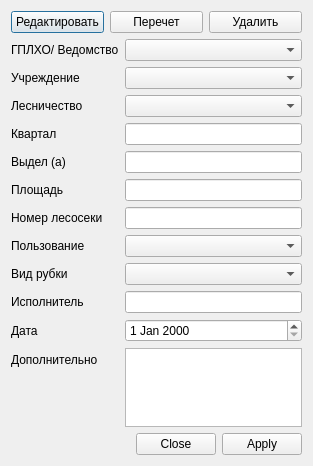
First picture: the form in ui/areaControllerDialog.ui, repository daniluuuuuuuk/daniluuuuuuuk.github.io, before the edit.
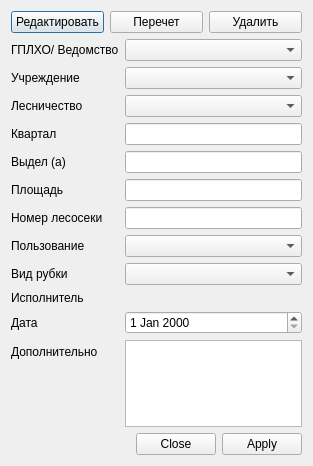
Second picture: the form after the edit.

```diff
--- a/ui/areaControllerDialog.ui
+++ b/ui/areaControllerDialog.ui
@@ -141,9 +141,6 @@
        </property>
       </widget>
      </item>
-     <item row="9" column="1">
-      <widget class="QLineEdit" name="fio_lineEdit"/>
-     </item>
      <item row="10" column="0">
       <widget class="QLabel" name="label_11">
        <property name="text">
```
